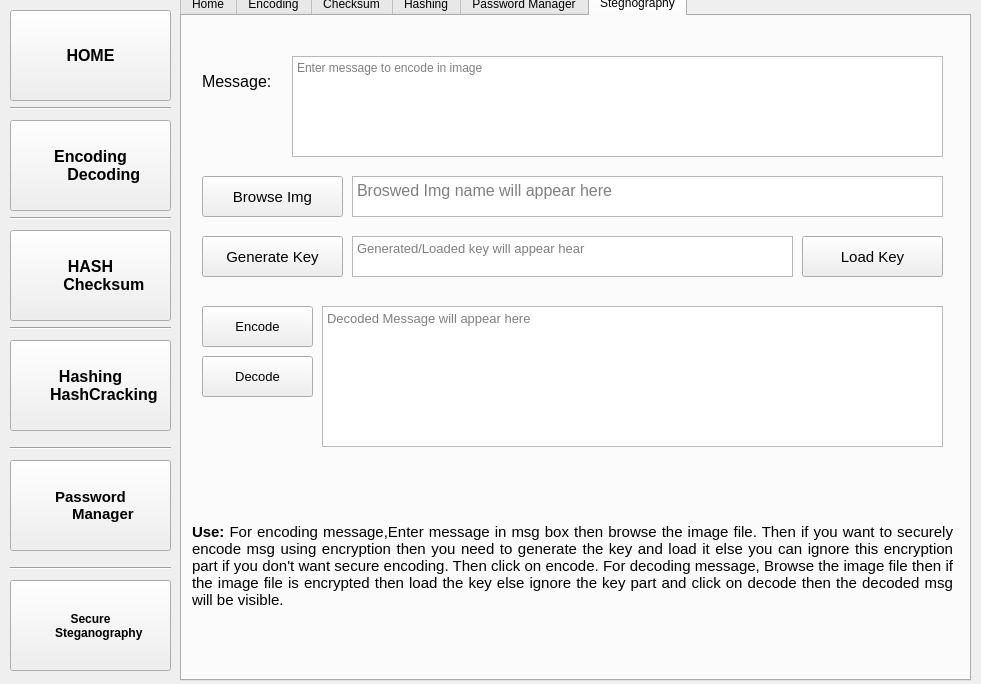
Old version of the form mAshing.ui in the repository asimtarapathak/mAshing.
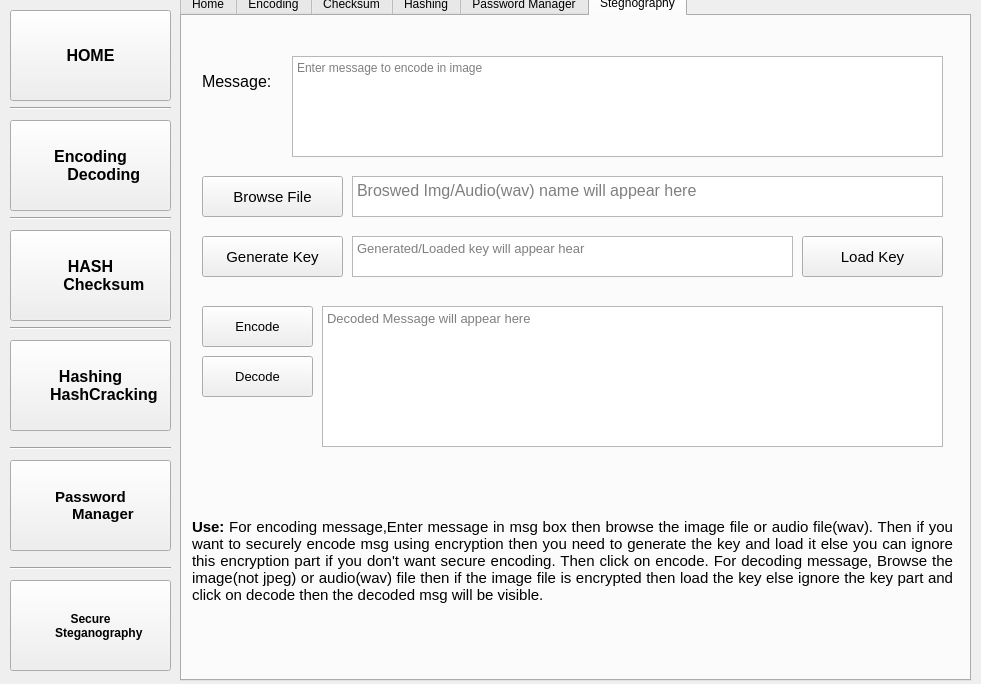
New version of the form. The open tabs and pages were chosen to show the change.

Commit message: Change in UI steganography tab and added python code for audio steganography.

Diff of the .ui file:
```diff
--- a/mAshing.ui
+++ b/mAshing.ui
@@ -1959,7 +1959,7 @@
        </font>
       </property>
       <property name="text">
-       <string>Browse Img</string>
+       <string>Browse File</string>
       </property>
      </widget>
      <widget class="QTextBrowser" name="textBrowser_7">
@@ -1978,7 +1978,7 @@
        </font>
       </property>
       <property name="placeholderText">
-       <string>Broswed Img name will appear here</string>
+       <string>Broswed Img/Audio(wav) name will appear here</string>
       </property>
      </widget>
      <widget class="QTextBrowser" name="textBrowser_8">
@@ -2093,13 +2093,13 @@
       <property name="geometry">
        <rect>
         <x>10</x>
-        <y>480</y>
+        <y>470</y>
         <width>761</width>
-        <height>141</height>
+        <height>151</height>
        </rect>
       </property>
       <property name="text">
-       <string>&lt;html&gt;&lt;head/&gt;&lt;body&gt;&lt;p align=&quot;justify&quot;&gt;&lt;span style=&quot; font-size:11pt; font-weight:600;&quot;&gt;Use: &lt;/span&gt;&lt;span style=&quot; font-size:11pt;&quot;&gt;For encoding message,&lt;/span&gt;&lt;span style=&quot; font-size:11pt; font-weight:600;&quot;/&gt;&lt;span style=&quot; font-size:11pt;&quot;&gt;Enter message in msg box then browse the image file. Then if you want to securely encode msg using encryption then you need to generate the key and load it  else you can ignore this encryption part if you don't want secure encoding. Then click on encode. For decoding message, Browse the image file then if the image file is encrypted then load the key else ignore the key part and click on decode then the decoded msg will be visible. &lt;/span&gt;&lt;/p&gt;&lt;/body&gt;&lt;/html&gt;</string>
+       <string>&lt;html&gt;&lt;head/&gt;&lt;body&gt;&lt;p align=&quot;justify&quot;&gt;&lt;span style=&quot; font-size:11pt; font-weight:600;&quot;&gt;Use: &lt;/span&gt;&lt;span style=&quot; font-size:11pt;&quot;&gt;For encoding message,Enter message in msg box then browse the image file or audio file(wav). Then if you want to securely encode msg using encryption then you need to generate the key and load it else you can ignore this encryption part if you don't want secure encoding. Then click on encode. For decoding message, Browse the image(not jpeg) or audio(wav) file then if the image file is encrypted then load the key else ignore the key part and click on decode then the decoded msg will be visible. &lt;/span&gt;&lt;/p&gt;&lt;/body&gt;&lt;/html&gt;</string>
       </property>
       <property name="wordWrap">
        <bool>true</bool>
```
Left out of the diff: 2 changed lines with no effect on the pictures. The commit also changes 1 other file.
